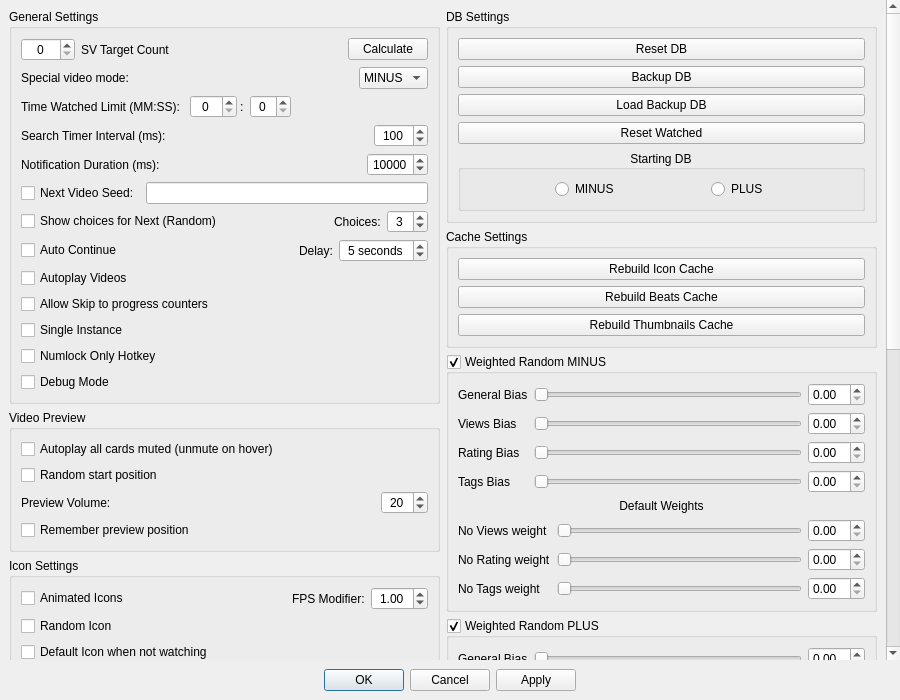
This is MediaManager/src/QtClasses/UI/Form Files/SettingsDialog.ui in PaunescuAndrei/MediaManager as Qt 5 draws it before an edit. The edited form follows.
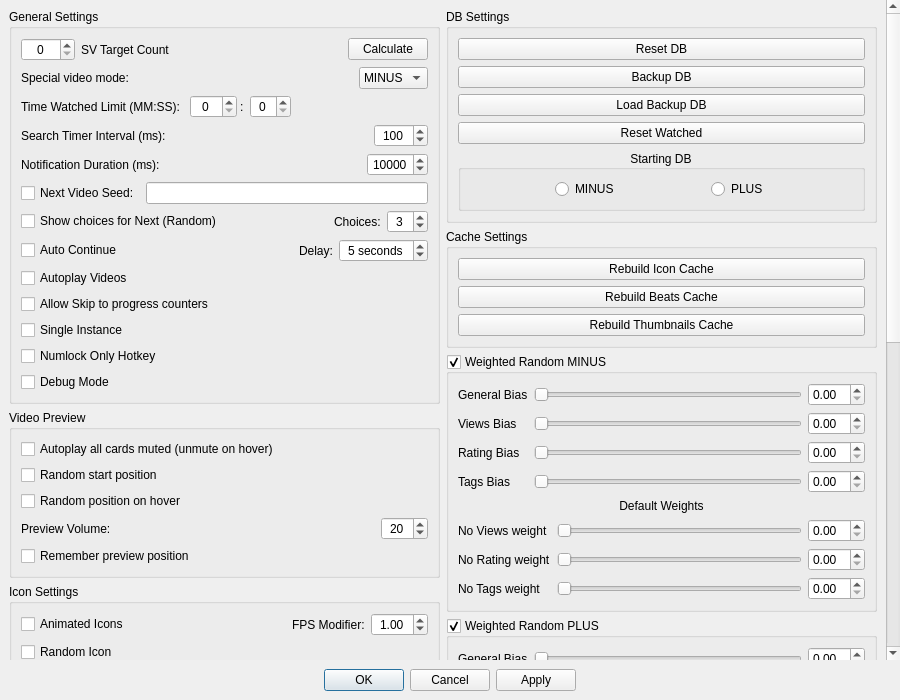
This is the edited form. Custom widgets are drawn as their Qt base class.

Commit message: random position on hover

What changed in the file:
```diff
--- a/MediaManager/src/QtClasses/UI/Form Files/SettingsDialog.ui
+++ b/MediaManager/src/QtClasses/UI/Form Files/SettingsDialog.ui
@@ -604,6 +604,13 @@
                 </property>
                </widget>
               </item>
+              <item>
+               <widget class="QCheckBox" name="previewRandomEachHover">
+                <property name="text">
+                 <string>Random position on hover</string>
+                </property>
+               </widget>
+              </item>
               <item>
                <widget class="QWidget" name="previewVolumeWidget" native="true">
                 <layout class="QHBoxLayout" name="horizontalLayout_previewVolume">
```
Lines whose indentation alone changed are shown as unchanged. The commit also changes 7 other files.
